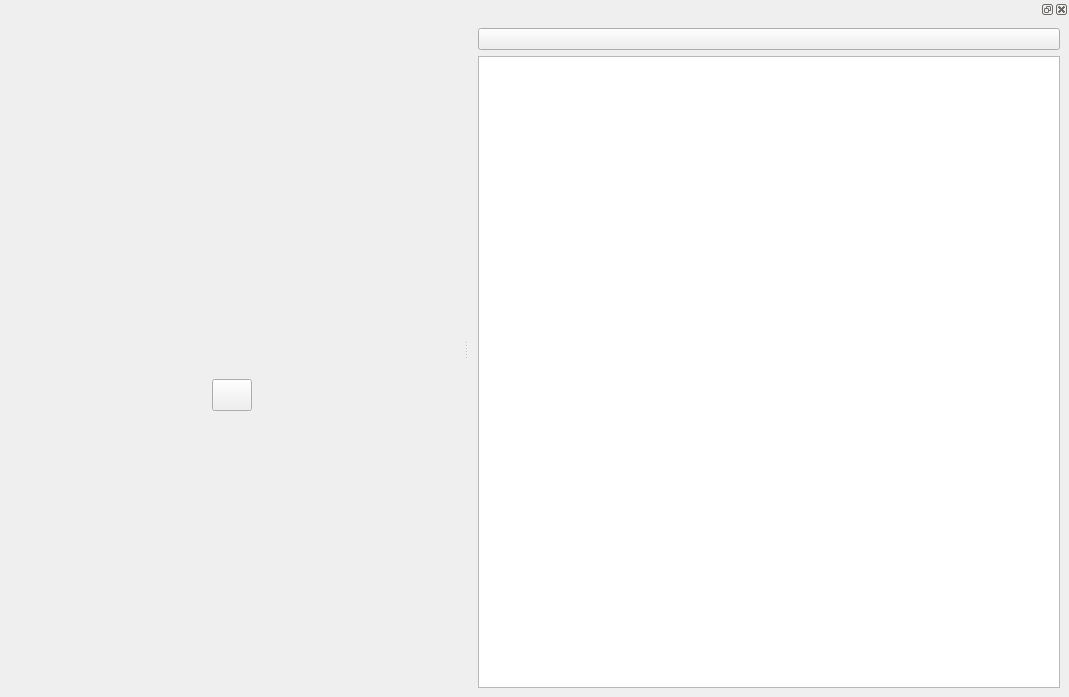
Qt form org.nickvision.tubeconverter.qt/src/views/mainwindow.ui (NickvisionApps/Parabolic) before a commit.
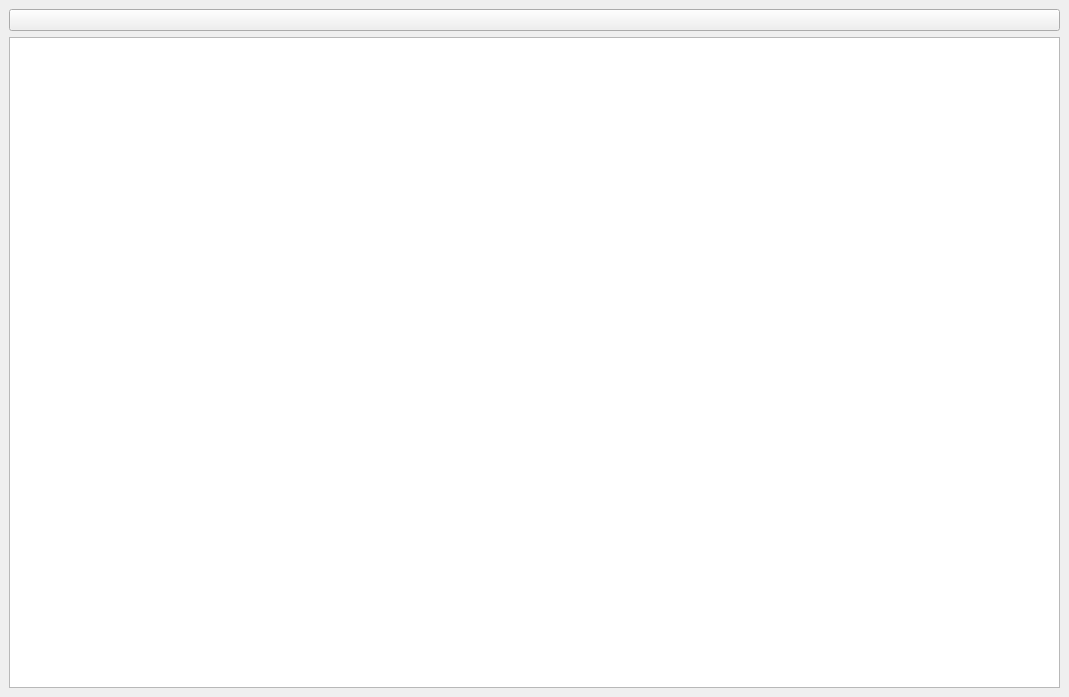
The same form after that commit. Icons and pictures are not drawn.

Commit message: Qt - New History Page

Patch:
```diff
--- a/org.nickvision.tubeconverter.qt/src/views/mainwindow.ui
+++ b/org.nickvision.tubeconverter.qt/src/views/mainwindow.ui
@@ -34,7 +34,7 @@
     <item>
      <widget class="QStackedWidget" name="viewStack">
       <property name="currentIndex">
-       <number>0</number>
+       <number>1</number>
       </property>
       <widget class="QWidget" name="pageHome">
        <layout class="QHBoxLayout" name="horizontalLayout_2">
@@ -141,6 +141,58 @@
         </item>
        </layout>
       </widget>
+      <widget class="QWidget" name="pageHistory">
+       <layout class="QVBoxLayout" name="verticalLayout_7">
+        <item>
+         <widget class="QStackedWidget" name="viewStackHistory">
+          <property name="currentIndex">
+           <number>1</number>
+          </property>
+          <widget class="QWidget" name="pageNoHistory">
+           <layout class="QVBoxLayout" name="verticalLayout_4">
+            <item>
+             <widget class="QLabel" name="lblNoHistory">
+              <property name="alignment">
+               <set>Qt::AlignmentFlag::AlignCenter</set>
+              </property>
+             </widget>
+            </item>
+           </layout>
+          </widget>
+          <widget class="QWidget" name="pageHasHistory">
+           <layout class="QVBoxLayout" name="verticalLayout_2">
+            <property name="leftMargin">
+             <number>0</number>
+            </property>
+            <property name="topMargin">
+             <number>0</number>
+            </property>
+            <property name="rightMargin">
+             <number>0</number>
+            </property>
+            <property name="bottomMargin">
+             <number>0</number>
+            </property>
+            <item>
+             <widget class="QPushButton" name="btnClearHistory">
+              <property name="icon">
+               <iconset theme="edit-delete"/>
+              </property>
+             </widget>
+            </item>
+            <item>
+             <widget class="QListWidget" name="listHistory">
+              <property name="selectionMode">
+               <enum>QAbstractItemView::SelectionMode::NoSelection</enum>
+              </property>
+             </widget>
+            </item>
+           </layout>
+          </widget>
+         </widget>
+        </item>
+       </layout>
+      </widget>
       <widget class="QWidget" name="pageDownloads">
        <layout class="QVBoxLayout" name="verticalLayout_5">
         <item>
@@ -222,81 +274,6 @@
     </item>
    </layout>
   </widget>
-  <widget class="QDockWidget" name="dockHistory">
-   <property name="minimumSize">
-    <size>
-     <width>600</width>
-     <height>214</height>
-    </size>
-   </property>
-   <property name="autoFillBackground">
-    <bool>false</bool>
-   </property>
-   <property name="floating">
-    <bool>false</bool>
-   </property>
-   <property name="features">
-    <set>QDockWidget::DockWidgetFeature::DockWidgetClosable|QDockWidget::DockWidgetFeature::DockWidgetFloatable|QDockWidget::DockWidgetFeature::DockWidgetMovable</set>
-   </property>
-   <property name="allowedAreas">
-    <set>Qt::DockWidgetArea::RightDockWidgetArea</set>
-   </property>
-   <attribute name="dockWidgetArea">
-    <number>2</number>
-   </attribute>
-   <widget class="QWidget" name="dockHistoryContents">
-    <layout class="QVBoxLayout" name="verticalLayout_3">
-     <item>
-      <widget class="QStackedWidget" name="viewStackHistory">
-       <property name="currentIndex">
-        <number>1</number>
-       </property>
-       <widget class="QWidget" name="pageNoHistory">
-        <layout class="QVBoxLayout" name="verticalLayout_4">
-         <item>
-          <widget class="QLabel" name="lblNoHistory">
-           <property name="alignment">
-            <set>Qt::AlignmentFlag::AlignCenter</set>
-           </property>
-          </widget>
-         </item>
-        </layout>
-       </widget>
-       <widget class="QWidget" name="pageHistory">
-        <layout class="QVBoxLayout" name="verticalLayout_2">
-         <property name="leftMargin">
-          <number>0</number>
-         </property>
-         <property name="topMargin">
-          <number>0</number>
-         </property>
-         <property name="rightMargin">
-          <number>0</number>
-         </property>
-         <property name="bottomMargin">
-          <number>0</number>
-         </property>
-         <item>
-          <widget class="QPushButton" name="btnClearHistory">
-           <property name="icon">
-            <iconset theme="edit-delete"/>
-           </property>
-          </widget>
-         </item>
-         <item>
-          <widget class="QListWidget" name="listHistory">
-           <property name="selectionMode">
-            <enum>QAbstractItemView::SelectionMode::NoSelection</enum>
-           </property>
-          </widget>
-         </item>
-        </layout>
-       </widget>
-      </widget>
-     </item>
-    </layout>
-   </widget>
-  </widget>
  </widget>
  <resources>
   <include location="../../org.nickvision.tubeconverter.qt.qrc"/>
```
The commit also changes 39 other files.
